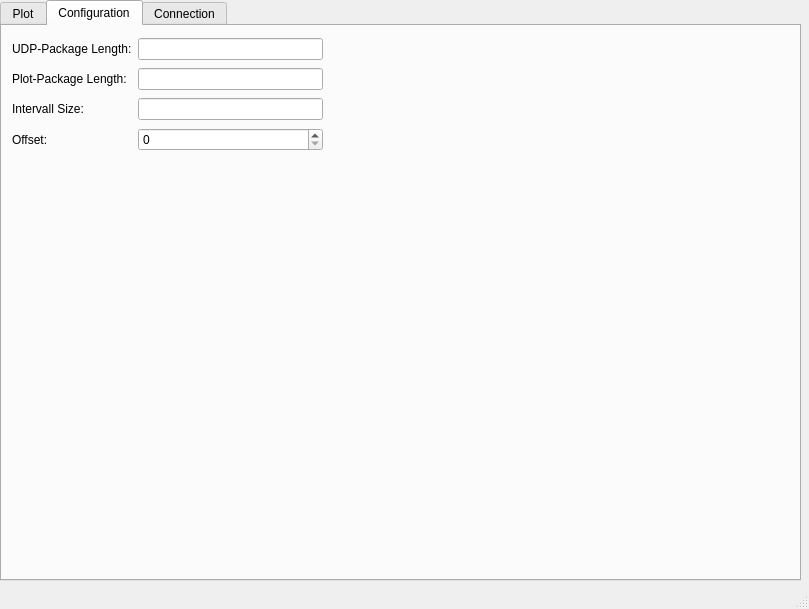
Above: resources/Mainwindow.ui from arongrk/Pam before the change. Below: the same form after it.
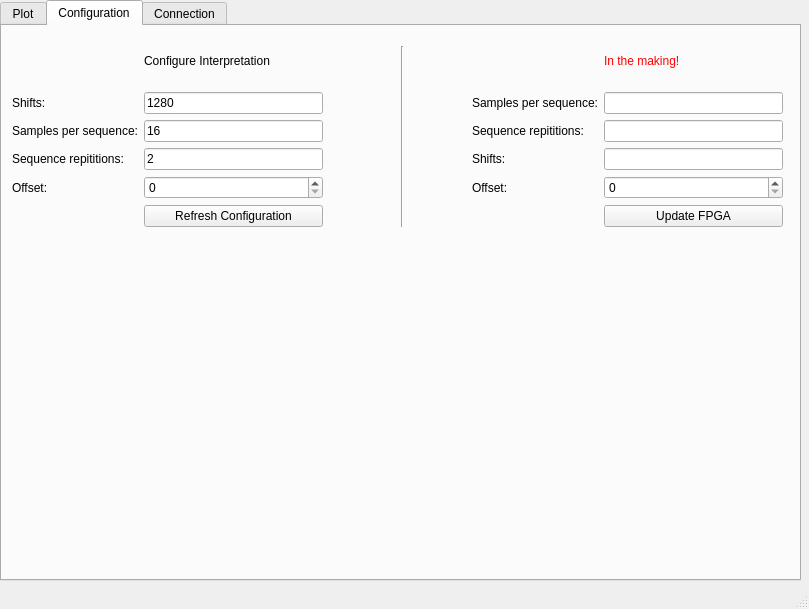
That is the form after the change. The open tabs and pages were chosen to show the change. Custom widgets are drawn as their Qt base class.

Commit message: New update coming for connection and disconnection of plots

Diff of the .ui file:
```diff
--- a/resources/Mainwindow.ui
+++ b/resources/Mainwindow.ui
@@ -291,52 +291,173 @@
         <x>10</x>
         <y>10</y>
         <width>311</width>
-        <height>119</height>
+        <height>191</height>
        </rect>
       </property>
       <layout class="QGridLayout" name="gridLayout_2">
-       <item row="2" column="1">
-        <widget class="QLineEdit" name="lineEdit_6"/>
+       <item row="4" column="0">
+        <widget class="QLabel" name="label_6">
+         <property name="text">
+          <string>Sequence repititions:</string>
+         </property>
+        </widget>
        </item>
        <item row="1" column="1">
-        <widget class="QLineEdit" name="lineEdit_5"/>
+        <widget class="QLineEdit" name="shifts_edit">
+         <property name="inputMask">
+          <string>0000000</string>
+         </property>
+         <property name="text">
+          <string>1280</string>
+         </property>
+        </widget>
        </item>
-       <item row="3" column="0">
+       <item row="5" column="0">
         <widget class="QLabel" name="label_7">
          <property name="text">
           <string>Offset:</string>
          </property>
         </widget>
        </item>
-       <item row="0" column="1">
-        <widget class="QLineEdit" name="lineEdit_4"/>
+       <item row="6" column="1">
+        <widget class="QPushButton" name="refresh_config">
+         <property name="text">
+          <string>Refresh Configuration</string>
+         </property>
+        </widget>
        </item>
-       <item row="1" column="0">
+       <item row="5" column="1">
+        <widget class="QSpinBox" name="offset_edit"/>
+       </item>
+       <item row="3" column="0">
         <widget class="QLabel" name="label_5">
          <property name="text">
-          <string>Plot-Package Length:</string>
+          <string>Samples per sequence:</string>
          </property>
         </widget>
        </item>
-       <item row="2" column="0">
-        <widget class="QLabel" name="label_6">
+       <item row="4" column="1">
+        <widget class="QLineEdit" name="sr_edit">
+         <property name="inputMask">
+          <string>000000</string>
+         </property>
          <property name="text">
-          <string>Intervall Size:</string>
+          <string>2</string>
+         </property>
+        </widget>
+       </item>
+       <item row="1" column="0">
+        <widget class="QLabel" name="label_23">
+         <property name="text">
+          <string>Shifts:</string>
          </property>
         </widget>
        </item>
        <item row="3" column="1">
-        <widget class="QSpinBox" name="spinBox"/>
+        <widget class="QLineEdit" name="sps_edit">
+         <property name="inputMask">
+          <string>00000000</string>
+         </property>
+         <property name="text">
+          <string>16</string>
+         </property>
+        </widget>
        </item>
-       <item row="0" column="0">
+       <item row="0" column="1">
         <widget class="QLabel" name="label_4">
          <property name="text">
-          <string>UDP-Package Length:</string>
+          <string>Configure Interpretation</string>
          </property>
         </widget>
        </item>
       </layout>
      </widget>
+     <widget class="QWidget" name="gridLayoutWidget_4">
+      <property name="geometry">
+       <rect>
+        <x>470</x>
+        <y>10</y>
+        <width>311</width>
+        <height>191</height>
+       </rect>
+      </property>
+      <layout class="QGridLayout" name="gridLayout_7">
+       <item row="5" column="1">
+        <widget class="QPushButton" name="pushButton_2">
+         <property name="text">
+          <string>Update FPGA</string>
+         </property>
+        </widget>
+       </item>
+       <item row="1" column="0">
+        <widget class="QLabel" name="label_24">
+         <property name="text">
+          <string>Samples per sequence:</string>
+         </property>
+        </widget>
+       </item>
+       <item row="2" column="1">
+        <widget class="QLineEdit" name="lineEdit_9"/>
+       </item>
+       <item row="3" column="0">
+        <widget class="QLabel" name="label_28">
+         <property name="text">
+          <string>Shifts:</string>
+         </property>
+        </widget>
+       </item>
+       <item row="1" column="1">
+        <widget class="QLineEdit" name="lineEdit_7"/>
+       </item>
+       <item row="3" column="1">
+        <widget class="QLineEdit" name="lineEdit_2"/>
+       </item>
+       <item row="4" column="0">
+        <widget class="QLabel" name="label_26">
+         <property name="text">
+          <string>Offset:</string>
+         </property>
+        </widget>
+       </item>
+       <item row="4" column="1">
+        <widget class="QSpinBox" name="spinBox_2"/>
+       </item>
+       <item row="2" column="0">
+        <widget class="QLabel" name="label_27">
+         <property name="text">
+          <string>Sequence repititions:</string>
+         </property>
+        </widget>
+       </item>
+       <item row="0" column="0">
+        <widget class="QWidget" name="widget_3" native="true"/>
+       </item>
+       <item row="0" column="1">
+        <widget class="QLabel" name="label_25">
+         <property name="styleSheet">
+          <string notr="true">color: red
+</string>
+         </property>
+         <property name="text">
+          <string>In the making!</string>
+         </property>
+        </widget>
+       </item>
+      </layout>
+     </widget>
+     <widget class="Line" name="line">
+      <property name="geometry">
+       <rect>
+        <x>390</x>
+        <y>20</y>
+        <width>20</width>
+        <height>181</height>
+       </rect>
+      </property>
+      <property name="orientation">
+       <enum>Qt::Vertical</enum>
+      </property>
+     </widget>
     </widget>
     <widget class="QWidget" name="tab_3">
      <attribute name="title">
```
Left out of the diff: 64 changed lines with no effect on the pictures. The commit also changes 2 other files.
